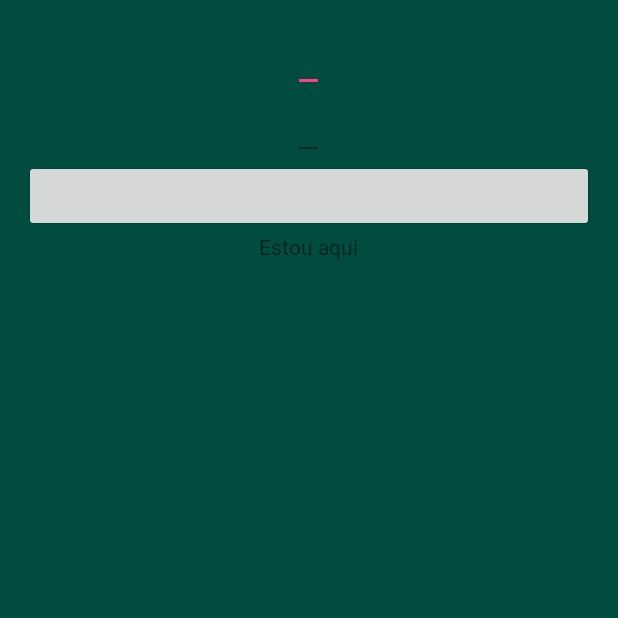
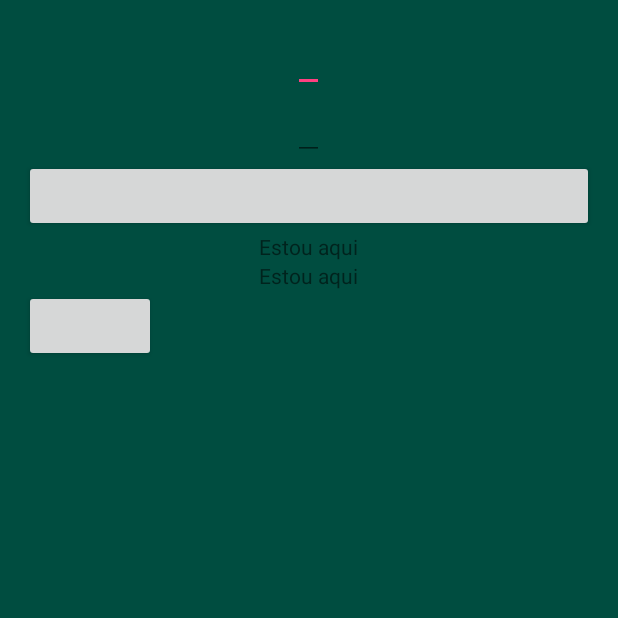
Before and after one commit to Liellison/CalcUERN, an Android app: the Horas30Activity screen opened directly, with no data from a screen before it, on a phone screen of 412 x 824 dp, the top half of it. Run offline under Robolectric (Android 15) with nearby library versions, the phone set to English and light mode, and no system bars.

Commit message:
Agora calcula o quando precisa tirar na segunda prova para as disciplinas de 30h

```diff
--- a/app/src/main/java/com/liellison/calcuern/Horas30Activity.java
+++ b/app/src/main/java/com/liellison/calcuern/Horas30Activity.java
@@ -15,9 +15,9 @@ import android.widget.TextView;
 
 public class Horas30Activity extends Activity implements View.OnClickListener{
     EditText nota130, nota230;
-    Button btCalc30;
-    TextView text30;
-    double n1, n2, resultado;
+    Button btCalc30, btPreciso;
+    TextView text30, tvpreciso;
+    double n1, n2, resultado, preciso;
 
     @Override
     protected void onCreate(Bundle savedInstanceState) {
@@ -28,8 +28,18 @@ public class Horas30Activity extends Activity implements View.OnClickListener{
         nota230 = (EditText) findViewById(R.id.nota230);
         btCalc30 = (Button) findViewById(R.id.btCalc30);
         text30 = (TextView) findViewById(R.id.text30);
+        tvpreciso = (TextView) findViewById(R.id.tvpreciso);
 
         btCalc30.setOnClickListener(this);
+        btPreciso = (Button) findViewById(R.id.btPreciso);
+        btPreciso.setOnClickListener(new View.OnClickListener() {
+            @Override
+            public void onClick(View v) {
+                n1 = Double.parseDouble(nota130.getText().toString());
+                preciso = ((n1 * 4)-63) / -5;
+                tvpreciso.setText(String.valueOf(preciso));
+            }
+        });
     }
 
     @Override
@@ -39,5 +49,6 @@ public class Horas30Activity extends Activity implements View.OnClickListener{
         resultado = ((n1 * 4) + (n2 * 5)) / 9;
         text30.setText(String.valueOf(resultado));
 
+
     }
 }
--- a/app/src/main/res/layout/activity_30horas.xml
+++ b/app/src/main/res/layout/activity_30horas.xml
@@ -34,5 +34,17 @@
         android:layout_below="@id/btCalc30"
         android:layout_centerHorizontal="true"
         android:id="@+id/text30"/>
+    <TextView
+        android:layout_width="wrap_content"
+        android:layout_height="wrap_content"
+        android:text="Estou aqui"
+        android:layout_below="@id/text30"
+        android:layout_centerHorizontal="true"
+        android:id="@+id/tvpreciso"/>
+    <Button
+        android:layout_width="wrap_content"
+        android:layout_height="wrap_content"
+        android:layout_below="@+id/tvpreciso"
+        android:id="@+id/btPreciso"/>
 
 </RelativeLayout>
--- a/build.gradle
+++ b/build.gradle
@@ -5,7 +5,7 @@ buildscript {
         jcenter()
     }
     dependencies {
-        classpath 'com.android.tools.build:gradle:2.1.3'
+        classpath 'com.android.tools.build:gradle:2.2.2'
 
         // NOTE: Do not place your application dependencies here; they belong
         // in the individual module build.gradle files
```
Also changed, not shown: 1 other file.
